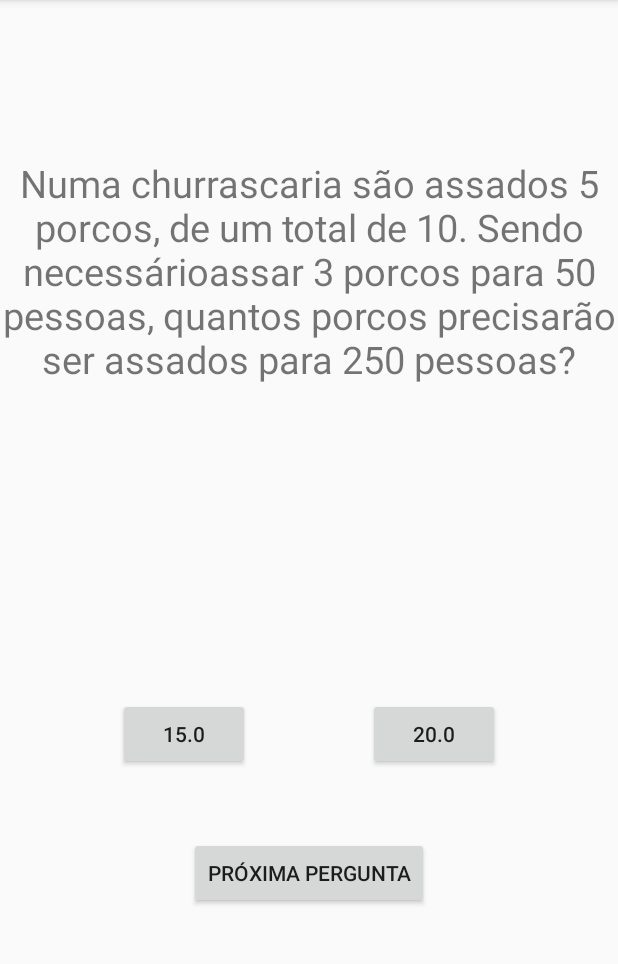
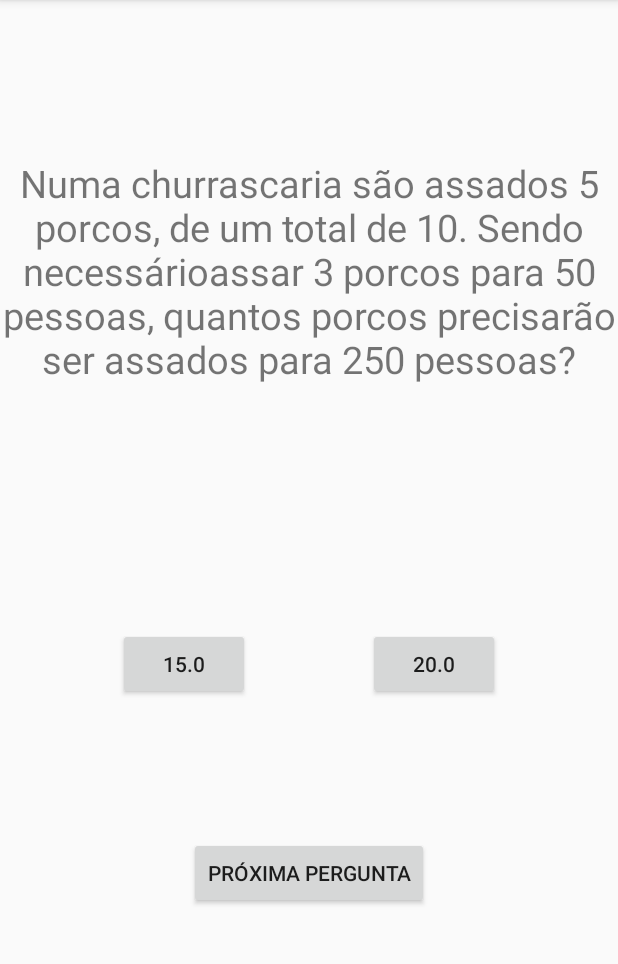
Before and after one commit to bispodev/first-app-android, an Android app: the screen it shows after launch (MainActivity), after a tap on "PRÓXIMA PERGUNTA", on a phone screen of 412 x 824 dp, the part 84-1048 px from its top. Run offline under Robolectric (Android 15) with nearby library versions, the phone set to English and light mode, and no system bars.

Commit message:
Correção de bug
Bug de index out, corrigido

```diff
--- a/app/src/main/java/com/bispodev/mathquiz/controller/MainActivity.java
+++ b/app/src/main/java/com/bispodev/mathquiz/controller/MainActivity.java
@@ -54,9 +54,9 @@ public class MainActivity extends AppCompatActivity {
         View.OnClickListener nextQuestion = new View.OnClickListener() {
             @Override
             public void onClick(View v) {
-                if(reporQuestion.getReporQuestion().size() >= indexQuestion){
-                    indexQuestion ++;
-                }else{
+                indexQuestion ++;
+
+                if(reporQuestion.getReporQuestion().size() <= indexQuestion){
                     indexQuestion = 0;
                 }
 
@@ -68,9 +68,6 @@ public class MainActivity extends AppCompatActivity {
         btnCorreto.setOnClickListener(respostaDoBtn);
         btnInorreto.setOnClickListener(respostaDoBtn);
         btnNextQuestion.setOnClickListener(nextQuestion);
-
-
-
 
     }
 
--- a/app/src/main/res/layout/activity_main.xml
+++ b/app/src/main/res/layout/activity_main.xml
@@ -30,7 +30,7 @@
         app:layout_constraintLeft_toRightOf="@id/btn_correto"
         app:layout_constraintRight_toRightOf="parent"
         app:layout_constraintTop_toBottomOf="@id/textView"
-        app:layout_constraintVertical_bias="0.450" />
+        app:layout_constraintVertical_bias="0.350" />
 
     <Button
         android:id="@+id/btn_correto"
@@ -41,7 +41,7 @@
         app:layout_constraintLeft_toLeftOf="parent"
         app:layout_constraintRight_toLeftOf="@id/btn_incorreto"
         app:layout_constraintTop_toBottomOf="@id/textView"
-        app:layout_constraintVertical_bias="0.450" />
+        app:layout_constraintVertical_bias="0.350" />
 
     <Button
         android:id="@+id/nextQuestion"
```
